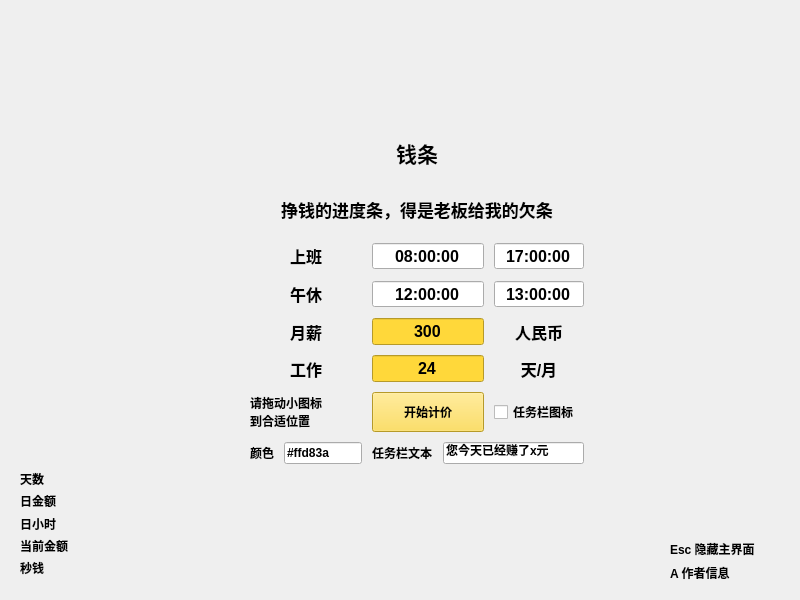
First picture: the form in moneyprogress.ui, repository wxydejoy/MoneyProgress_win, before the edit.
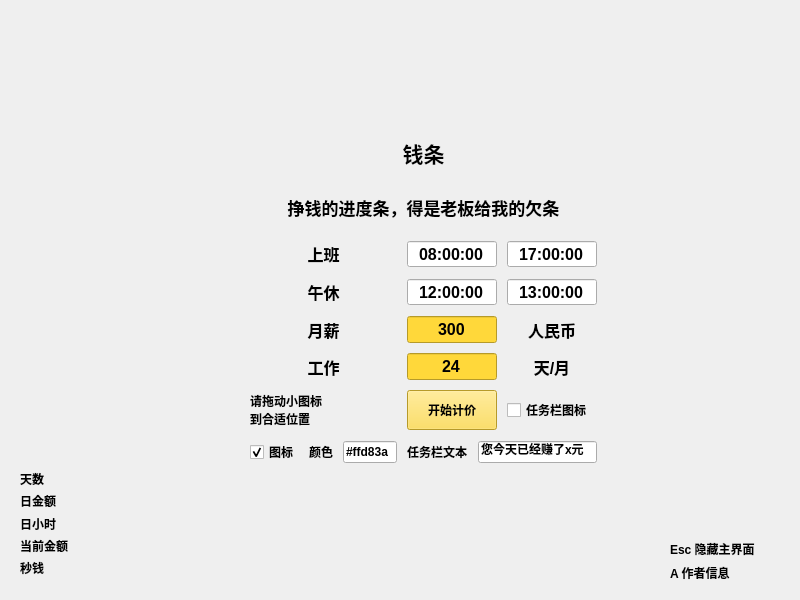
Second picture: the form after the edit. Icons and pictures are not drawn.

Commit message: 设置任务栏图标自定义  支持保存配置

The edit to the form file:
```diff
--- a/moneyprogress.ui
+++ b/moneyprogress.ui
@@ -28,7 +28,7 @@
      <rect>
       <x>250</x>
       <y>20</y>
-      <width>334</width>
+      <width>347</width>
       <height>444</height>
      </rect>
     </property>
@@ -466,6 +466,19 @@
      </item>
      <item row="8" column="0">
       <layout class="QHBoxLayout" name="horizontalLayout_2">
+       <item>
+        <widget class="QCheckBox" name="checkBoxicon">
+         <property name="text">
+          <string>图标</string>
+         </property>
+         <property name="checked">
+          <bool>true</bool>
+         </property>
+         <property name="tristate">
+          <bool>false</bool>
+         </property>
+        </widget>
+       </item>
        <item>
         <widget class="QLabel" name="barcolorlabel">
          <property name="text">
```
The commit also changes 4 other files.
